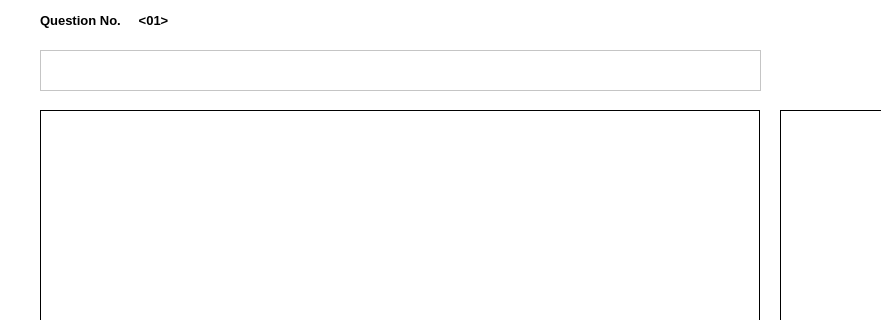
First picture: the form in UI/exam.ui, repository Nifra514/keras-cnn, before the edit; both pictures show x 0 to 881 and y 0 to 320 of the 1000 by 660 pixel window.
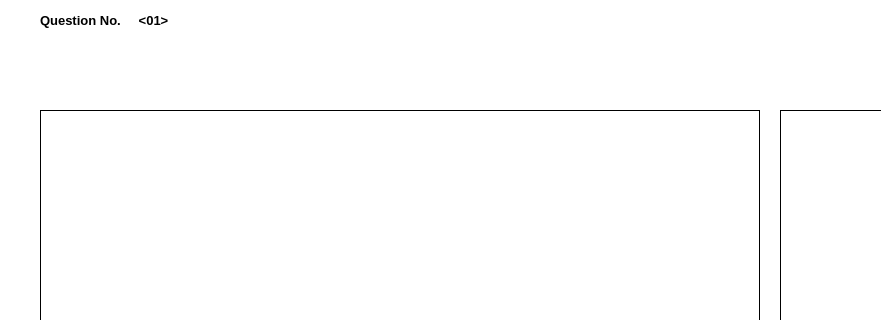
Second picture: the form after the edit. Icons and pictures are not drawn.

```diff
--- a/UI/exam.ui
+++ b/UI/exam.ui
@@ -93,16 +93,6 @@
      <set>Qt::AlignRight|Qt::AlignTrailing|Qt::AlignVCenter</set>
     </property>
    </widget>
-   <widget class="QTextEdit" name="txt_q">
-    <property name="geometry">
-     <rect>
-      <x>40</x>
-      <y>50</y>
-      <width>721</width>
-      <height>41</height>
-     </rect>
-    </property>
-   </widget>
    <widget class="QPushButton" name="btn_skip">
     <property name="geometry">
      <rect>
@@ -321,6 +311,19 @@
      <string/>
     </property>
    </widget>
+   <widget class="QLabel" name="lbl_qs">
+    <property name="geometry">
+     <rect>
+      <x>40</x>
+      <y>50</y>
+      <width>721</width>
+      <height>41</height>
+     </rect>
+    </property>
+    <property name="text">
+     <string/>
+    </property>
+   </widget>
   </widget>
   <widget class="QStatusBar" name="statusbar"/>
  </widget>
```
